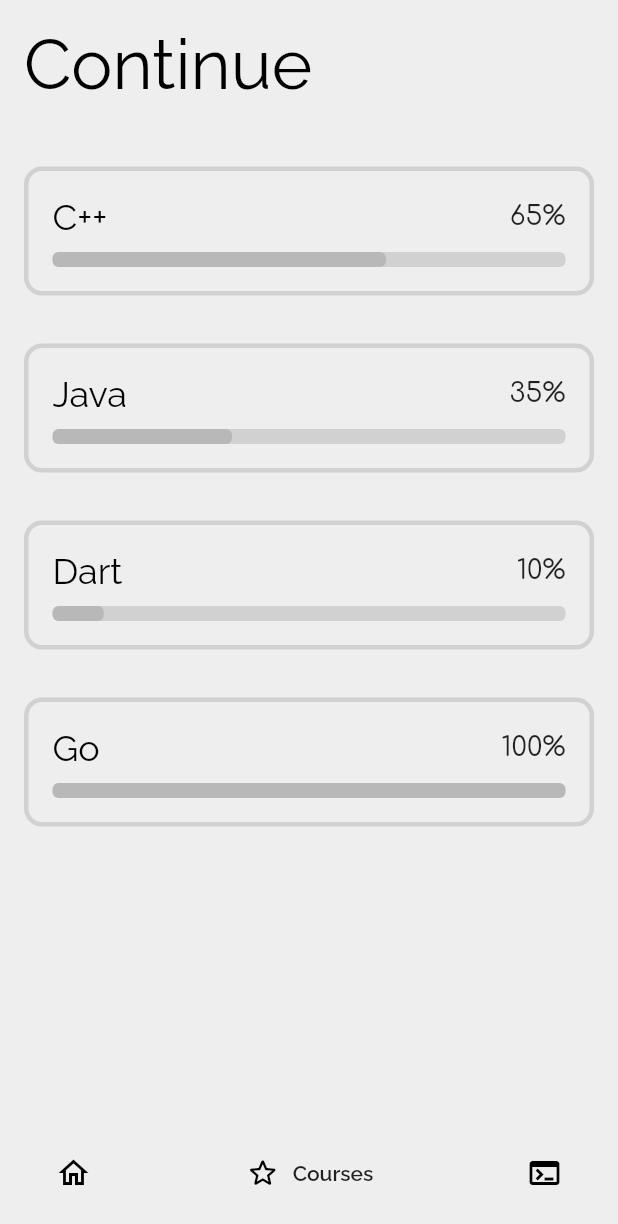
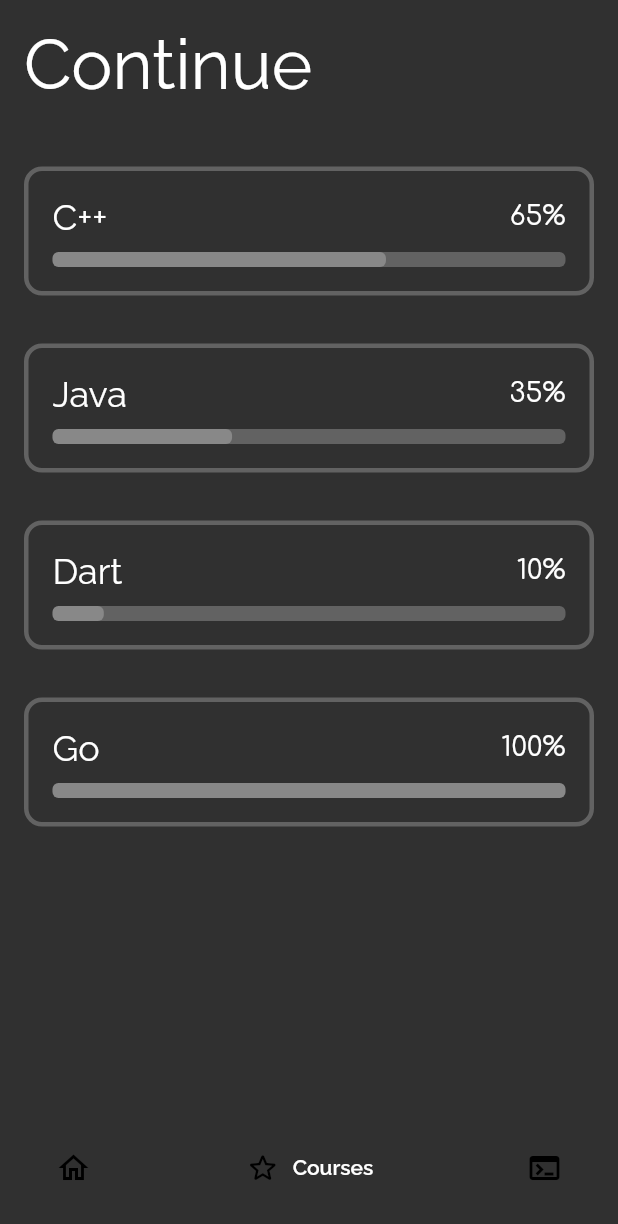
Before and after one commit to Alisherro/Qadam, a Flutter app: the MainScreen screen opened directly, item 2 of the bottom bar chosen, on a phone screen of 412 x 824 dp. Shown: the top 1224 px of the screen. Run offline on Flutter 3.47's test engine with Material 2 defaults, Android fonts, the phone set to English and light mode, and no system bars; drawn by our look-alikes of google_nav_bar, percent_indicator; our stand-ins replace flutter_signin_button, font_awesome_flutter; network calls fail.

```diff
--- a/lib/const/programming_language.dart
+++ b/lib/const/programming_language.dart
@@ -1,9 +1,14 @@
+import 'dart:ui';
+
 class ProgrammingLanguage{
   final String imgUrl;
   final String name;
   final int lessonsAmount;
   final String difficulty;
   final int courseProgress;
-  ProgrammingLanguage(this.imgUrl, this.name, this.lessonsAmount, this.difficulty, this.courseProgress);
+  final Color leftColor;
+  final Color rightColor;
+
+  ProgrammingLanguage(this.imgUrl, this.name, this.lessonsAmount, this.difficulty, this.courseProgress, this.leftColor, this.rightColor);
 
 }
--- a/lib/main.dart
+++ b/lib/main.dart
@@ -29,7 +29,7 @@ class _MyAppState extends State<MyApp> {
       create: (context)=>TabManager(),
       child: MaterialApp(
         debugShowCheckedModeBanner: false,
-        theme: _lightTheme,
+        theme: _darkTheme,
         title: 'Qadam',
         home: LoginScreen(),
       ),
--- a/lib/screens/course_screen.dart
+++ b/lib/screens/course_screen.dart
@@ -13,28 +13,36 @@ class CourseScreen extends StatelessWidget {
       'C++',
       10,
       'Easy',
-      65
+      65,
+      Colors.indigo,
+      Colors.cyan,
     ),
     ProgrammingLanguage(
       'https://s0.rbk.ru/v6_top_pics/media/img/1/60/756533742439601.jpg',
       'Java',
       10,
       'Easy',
-      35
+      35,
+      Color(0xff6cc6cb),
+      Color(0xffeae5c9),
     ),
     ProgrammingLanguage(
       'https://www.pngitem.com/pimgs/m/480-4800518_file-dart-logo-dart-programming-language-logo-hd.png',
       'Dart',
       10,
       'Easy',
-      10
+      10,
+      Color(0xff7dc387),
+      Color(0xffdbe9ea),
     ),
     ProgrammingLanguage(
       'https://www.freecodecamp.org/news/content/images/2021/10/golang.png',
       'Go',
       10,
       'Easy',
-      100
+      100,
+      Color(0xff7dc387),
+      Color(0xffdbe9ea),
     ),
   ];
 
@@ -56,7 +64,7 @@ class CourseScreen extends StatelessWidget {
             itemCount: languages.length,
             itemBuilder: (context, int index) {
               return CourseProgressIndicator(
-                language : languages[index],
+                language: languages[index],
               );
             },
           ),
--- a/lib/widgets/bottom_nav_bar.dart
+++ b/lib/widgets/bottom_nav_bar.dart
@@ -9,11 +9,14 @@ class BottomNavBar extends StatelessWidget {
 
   @override
   Widget build(BuildContext context) {
-    return Consumer<TabManager>(builder: (context, tabManager, child) {
-      return Padding(
-        padding: const EdgeInsets.only(left: 12, right: 12, bottom: 5, top: 4),
+    return Consumer<TabManager>(
+      builder: (context, tabManager, child) {
+        return Container(
+          height: 90,
+          child: Padding(
+            padding:
+                const EdgeInsets.only(left: 12, right: 12, bottom: 5, top: 4),
             child: GNav(
-          backgroundColor: Colors.transparent,
               tabBackgroundGradient: const LinearGradient(
                 colors: [Color(0xff5ee7df), Color(0xffb490ca)],
               ),
@@ -35,7 +38,9 @@ class BottomNavBar extends StatelessWidget {
                 ),
               ],
             ),
+          ),
         );
-    });
+      },
+    );
   }
 }
```
Also changed, not shown: lib/screens/home_screen.dart (+29 -54 lines), lib/widgets/code_tasks_view.dart (+13 -3 lines), lib/widgets/learning_section_widget.dart (+20 -12 lines). Lines whose indentation alone changed are shown as unchanged.
